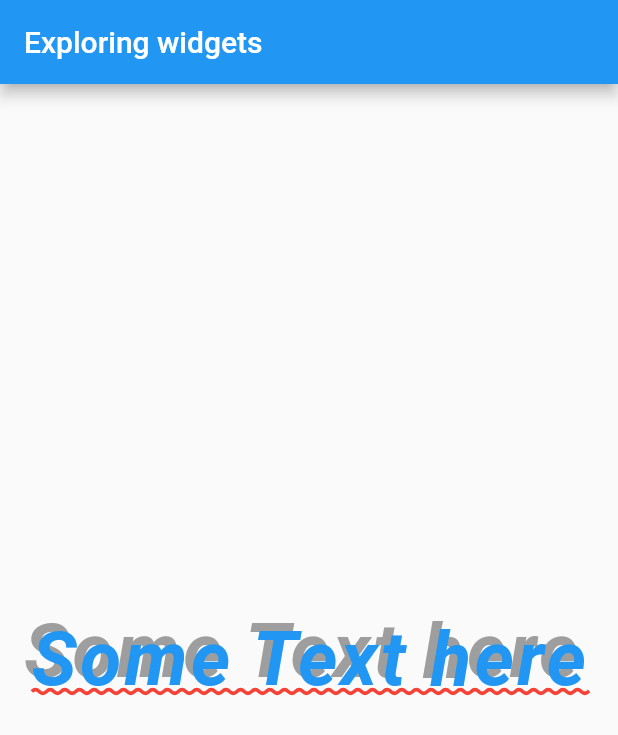
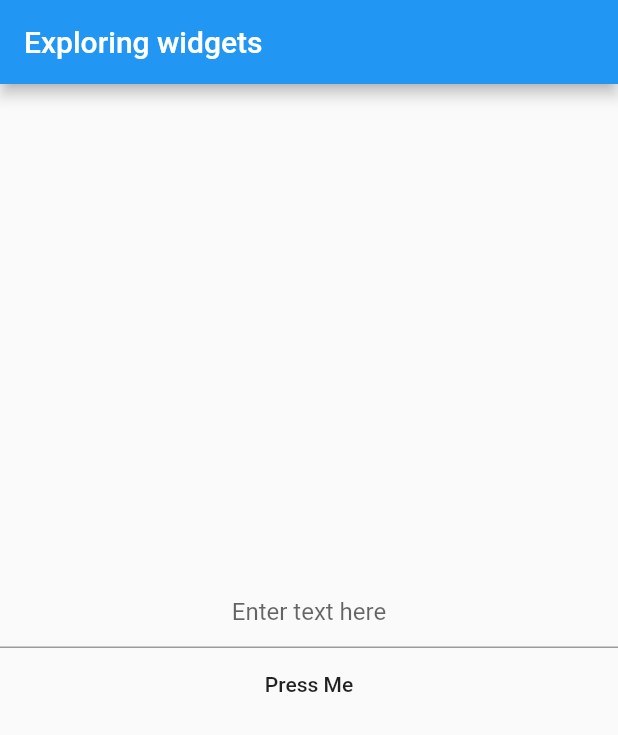
Before and after one commit to kilimaj/learn_widget, a Flutter app: the screen it shows after launch, on a phone screen of 412 x 824 dp. Shown: the top 735 px of the screen. Run offline on Flutter 3.47's test engine with Material 2 defaults, Android fonts, the phone set to English and light mode, and no system bars.

Commit message:
TextField

```diff
--- a/lib/main.dart
+++ b/lib/main.dart
@@ -28,6 +28,28 @@ class MyHomePage extends StatefulWidget {
 }
 
 class _MyHomePageState extends State<MyHomePage> {
+  String displayText = '';
+
+  final textController = TextEditingController();
+
+  changeText() {
+    setState(() {
+      this.displayText = 'Activated airplane mode';
+    });
+  }
+
+  pressButton() {
+    setState(() {
+      displayText = textController.text.toString();
+    });
+  }
+
+  @override
+  void dispose() {
+    textController.dispose();
+    super.dispose();
+  }
+
   @override
   Widget build(BuildContext context) {
     return Scaffold(
@@ -38,26 +60,76 @@ class _MyHomePageState extends State<MyHomePage> {
         child: Column(
           mainAxisAlignment: MainAxisAlignment.center,
           children: <Widget>[
+            // TextFields
+            TextField(
+              decoration: InputDecoration(hintText: 'Enter text here'),
+              textAlign: TextAlign.center,
+              textCapitalization: TextCapitalization.characters,
+              textInputAction: TextInputAction.go,
+              keyboardType: TextInputType.number,
+              controller: textController,
+              // onSubmitted: (text) {
+              //   setState(() {
+              //     displayText = text;
+              //   });
+              // },
+              // onChanged: (text) {
+              //   setState(() {
+              //     displayText = text;
+              //   });
+              // },
+            ),
+            MaterialButton(
+              onPressed: () => pressButton(),
+              child: Text('Press Me'),
+            ),
+            Text(displayText)
+
+            // Button
+            // MaterialButton(
+            //   onPressed: () => changeText(),
+            //   child: Row(
+            //     mainAxisSize: MainAxisSize.min,
+            //     children: [
+            //       Icon(
+            //         Icons.airplanemode_active,
+            //         color: Colors.white,
+            //       ),
+            //       Text('Press me'),
+            //     ],
+            //   ),
+            //   color: Colors.black,
+            //   textColor: Colors.white,
+            //   highlightColor: Colors.blue, //When long pressed
+            //   splashColor: Colors.red,
+            //   elevation: 10,
+            // ),
+            // Padding(
+            //   padding: const EdgeInsets.all(16.0),
+            //   child: Text(this.displayText),
+            // ),
+
             // Text Widget
-            Text(
-              'Some Text here',
-              style: TextStyle(
-                color: Colors.blue,
-                fontSize: 50,
-                fontStyle: FontStyle.italic,
-                fontWeight: FontWeight.bold,
-                letterSpacing: 2,
-                shadows: [
-                  Shadow(
-                    color: Colors.grey,
-                    offset: Offset(-5, -5),
-                  ),
-                ],
-                decoration: TextDecoration.underline,
-                decorationColor: Colors.red,
-                decorationStyle: TextDecorationStyle.wavy
-              ),
-            )
+            // Text(
+            //   'Some Text here',
+            //   style: TextStyle(
+            //     color: Colors.blue,
+            //     fontSize: 50,
+            //     fontStyle: FontStyle.italic,
+            //     fontWeight: FontWeight.bold,
+            //     letterSpacing: 2,
+            //     shadows: [
+            //       Shadow(
+            //         color: Colors.grey,
+            //         offset: Offset(-5, -5),
+            //       ),
+            //     ],
+            //     decoration: TextDecoration.underline,
+            //     decorationColor: Colors.red,
+            //     decorationStyle: TextDecorationStyle.wavy
+            //   ),
+            // )
+
             // Column and Row Widgets
             // Row(
             //   mainAxisAlignment: MainAxisAlignment.center,
```
